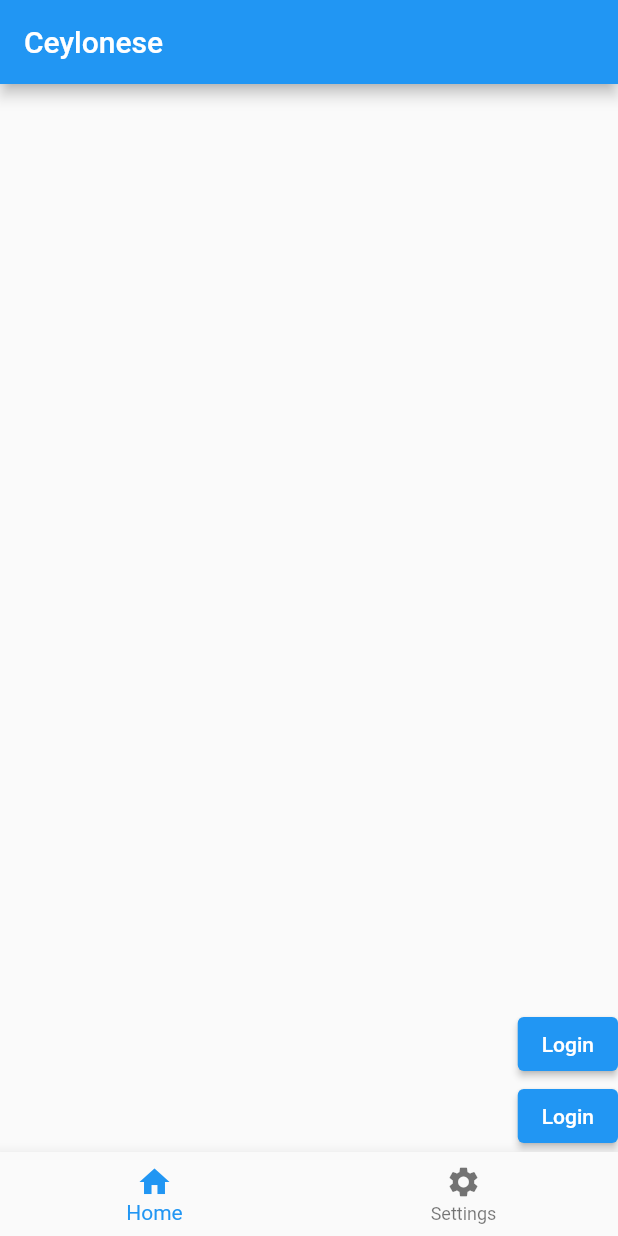
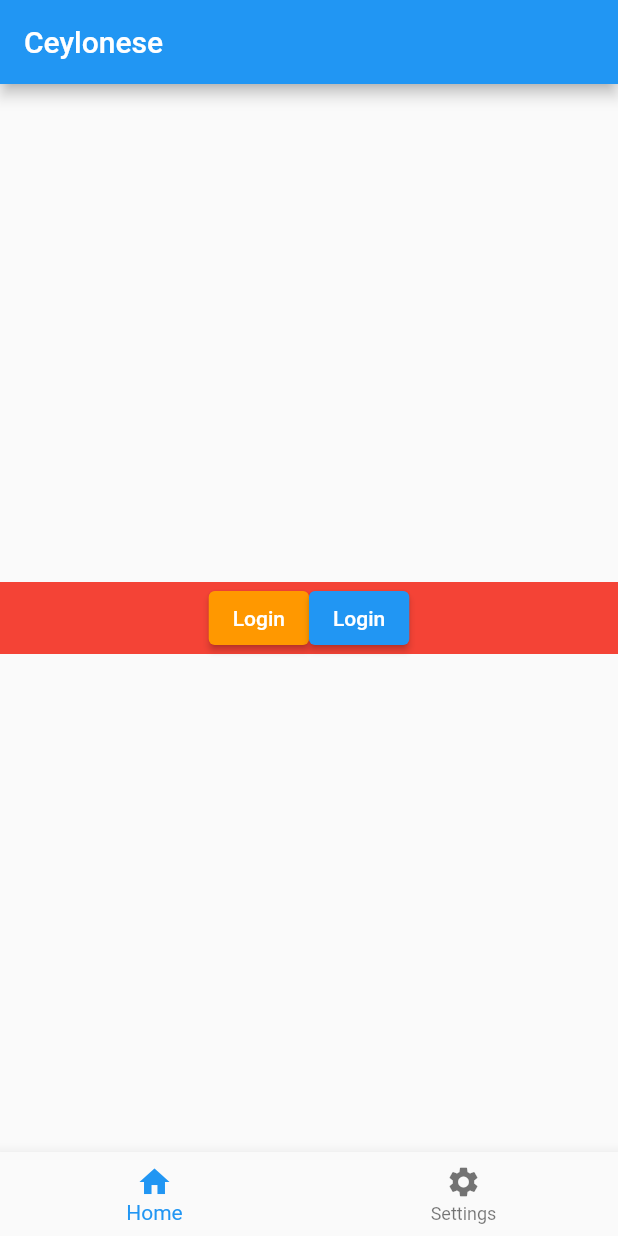
Before and after one commit to sethiyanisal/mobile-app-test, a Flutter app: the screen it shows after launch, on a phone screen of 412 x 824 dp. Run offline on Flutter 3.47's test engine with Material 2 defaults, Android fonts, the light colour scheme and no system bars.

Commit message:
Changed the SizedBox to Container

```diff
--- a/mob_app/lib/main.dart
+++ b/mob_app/lib/main.dart
@@ -24,13 +24,16 @@ class _MyAppState extends State<MyApp> {
           title: const Text('Ceylonese'),
         ),
         body: Center(
-          child: SizedBox(
-            width: double.infinity,
-            child: Column(
-              mainAxisAlignment: MainAxisAlignment.end,
-              crossAxisAlignment: CrossAxisAlignment.end,
+          child: Container(
+            color: Colors.red,
+            child: Row(
+              mainAxisAlignment: MainAxisAlignment.center,
+              crossAxisAlignment: CrossAxisAlignment.start,
               children: [
                 ElevatedButton(
+                  style: ElevatedButton.styleFrom(
+                    primary: Colors.orange,
+                  ),
                   onPressed: () {
                     setState(() {
                       buttonName = 'Logged In';
```
